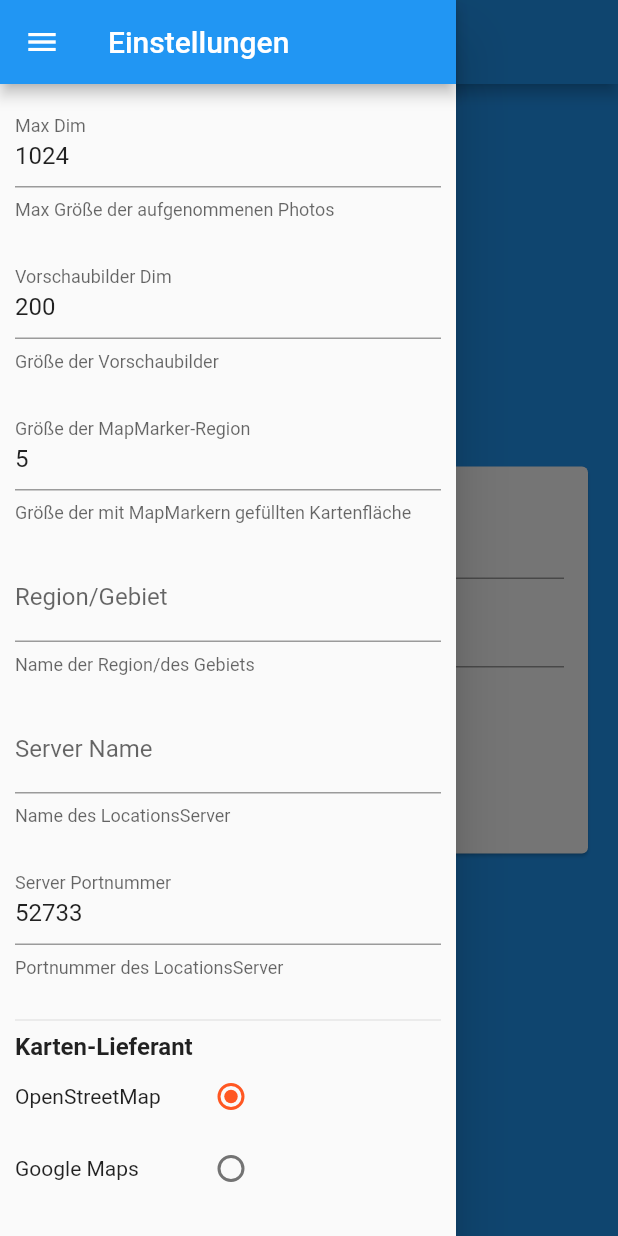
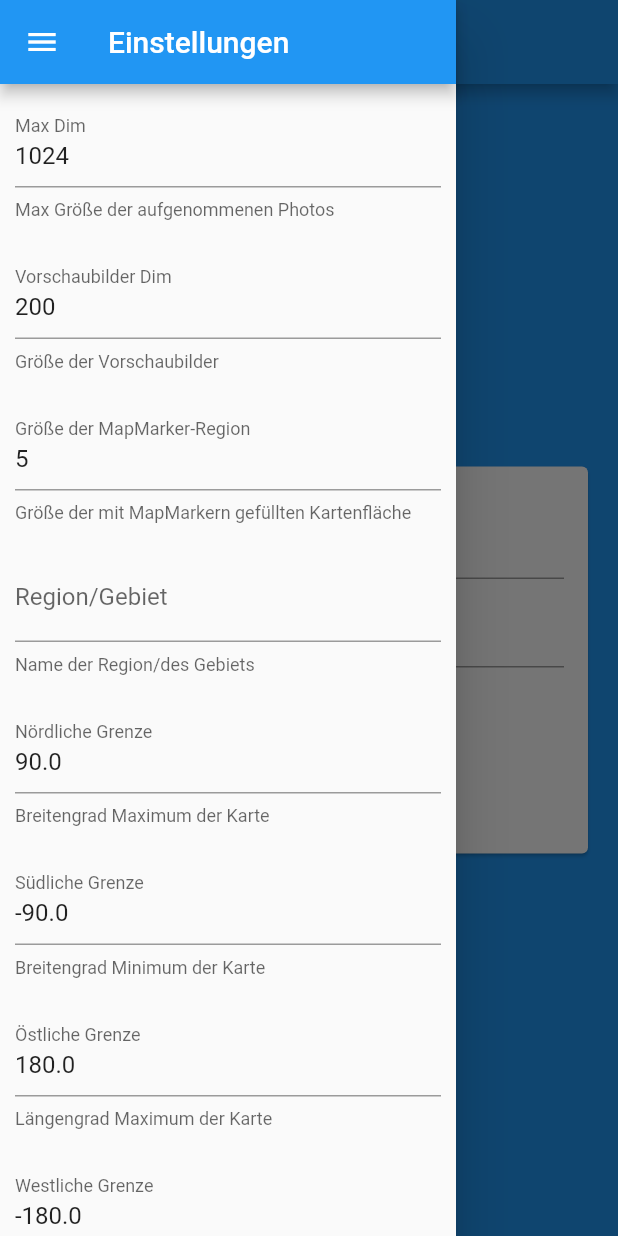
Before and after one commit to michaelu123/locationsFlutter, a Flutter app: the AccountScreen screen opened directly, with the side drawer open, on a phone screen of 412 x 824 dp. Run offline on Flutter 3.47's test engine with Material 2 defaults, Android fonts, the phone set to English and light mode, and no system bars; our stand-ins replace cloud_firestore, firebase_auth, firebase_core, firebase_storage, flutter_map, google_maps_flutter and 8 more; missing offline and left inert: geoflutterfire; accounts and stored records are empty; network calls fail.

Commit message:
moved min/max-lat/lon from config to settings

```diff
--- a/lib/providers/settings.dart
+++ b/lib/providers/settings.dart
@@ -37,9 +37,43 @@ class Settings extends ChangeNotifier {
     return defVal ?? _configDefaults[key];
   }
 
+  Map getGPS() {
+    double minLat = getConfigValue("south");
+    double maxLat = getConfigValue("north");
+    double minLon = getConfigValue("west");
+    double maxLon = getConfigValue("east");
+    if (minLat < -90.0) minLat = -90.0;
+    if (maxLat > 90.0) maxLat = 90.0;
+    if (minLon < -180.0) minLon = -180.0;
+    if (maxLon > 180.0) maxLon = 180.0;
+    if (minLat >= maxLat) {
+      minLat = -90.0;
+      maxLat = 90.0;
+    }
+    if (minLon >= maxLon) {
+      minLon = -180.0;
+      maxLon = 180.0;
+    }
+    final centerLat = (minLat + maxLat) / 2.0;
+    final centerLon = (minLon + maxLon) / 2.0;
+    return {
+      "min_lat": minLat,
+      "max_lat": maxLat,
+      "min_lon": minLon,
+      "max_lon": maxLon,
+      "center_lat": centerLat,
+      "center_lon": centerLon,
+    };
+  }
+
   Future<void> setConfigValueS(String key, String type, String val) async {
     if (type == "int") prefs.setInt(key, int.parse(val));
     if (type == "string") prefs.setString(key, val);
+    notifyListeners();
+  }
+
+  Future<void> setConfigValueF(String key, double val) async {
+    prefs.setDouble(key, val);
     notifyListeners();
   }
 
@@ -79,6 +113,30 @@ class Settings extends ChangeNotifier {
       'title': 'Region/Gebiet',
       'desc': 'Name der Region/des Gebiets',
       'key': 'region',
+    },
+    {
+      'type': 'float',
+      'title': 'Nördliche Grenze',
+      'desc': 'Breitengrad Maximum der Karte',
+      'key': 'north',
+    },
+    {
+      'type': 'float',
+      'title': 'Südliche Grenze',
+      'desc': 'Breitengrad Minimum der Karte',
+      'key': 'south',
+    },
+    {
+      'type': 'float',
+      'title': 'Östliche Grenze',
+      'desc': 'Längengrad Maximum der Karte',
+      'key': 'east',
+    },
+    {
+      'type': 'float',
+      'title': 'Westliche Grenze',
+      'desc': 'Längengrad Minimum der Karte',
+      'key': 'west',
     },
     {
       'type': 'string',
@@ -126,6 +184,10 @@ class Settings extends ChangeNotifier {
     'mapprovider': 'OpenStreetMap',
     'maptype': 'Normal',
     'storage': 'LocationsServer',
+    'north': 90.0,
+    'south': -90.0,
+    'west': -180.0,
+    'east': 180.0,
   };
 
   Map configDefaults() {
--- a/lib/utils/syntax.dart
+++ b/lib/utils/syntax.dart
@@ -7,12 +7,6 @@ Map syntax = {
   "gps": {
     "required": true,
     "type": {
-      "min_lat": {"required": true, "type": "float"},
-      "max_lat": {"required": true, "type": "float"},
-      "min_lon": {"required": true, "type": "float"},
-      "max_lon": {"required": true, "type": "float"},
-      "center_lat": {"required": true, "type": "float"},
-      "center_lon": {"required": true, "type": "float"},
       "nachkommastellen": {"required": true, "type": "int"},
       "min_zoom": {"required": true, "type": "int"}
     }
--- a/lib/widgets/app_config.dart
+++ b/lib/widgets/app_config.dart
@@ -74,6 +74,26 @@ class _AppConfigState extends State<AppConfig> {
                         }),
                   );
                 }
+                if (settingJS["type"] == "float") {
+                  controller.text =
+                      settings.getConfigValue(settingJS["key"]).toString();
+                  return Padding(
+                    padding: EdgeInsets.all(10),
+                    child: TextField(
+                        controller: controller,
+                        decoration: InputDecoration(
+                          labelText: settingJS["title"],
+                          helperText: settingJS["desc"],
+                        ),
+                        keyboardType: TextInputType.numberWithOptions(
+                            decimal: true, signed: true),
+                        onSubmitted: (text) {
+                          text = text.trim();
+                          settings.setConfigValueF(
+                              settingJS["key"], double.parse(text));
+                        }),
+                  );
+                }
                 if (settingJS["type"] == "choice") {
                   final choices = settingJS["choices"];
                   final key = settingJS["key"];
```
Also changed, not shown: lib/screens/karte.dart (+19 -17 lines).
